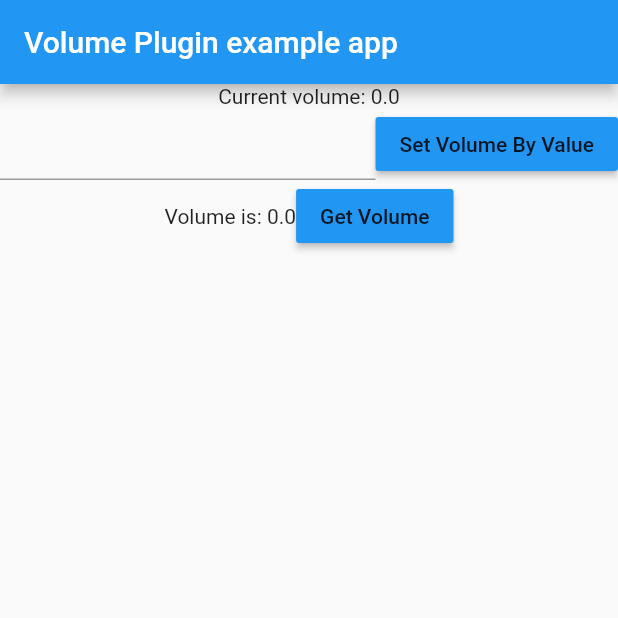
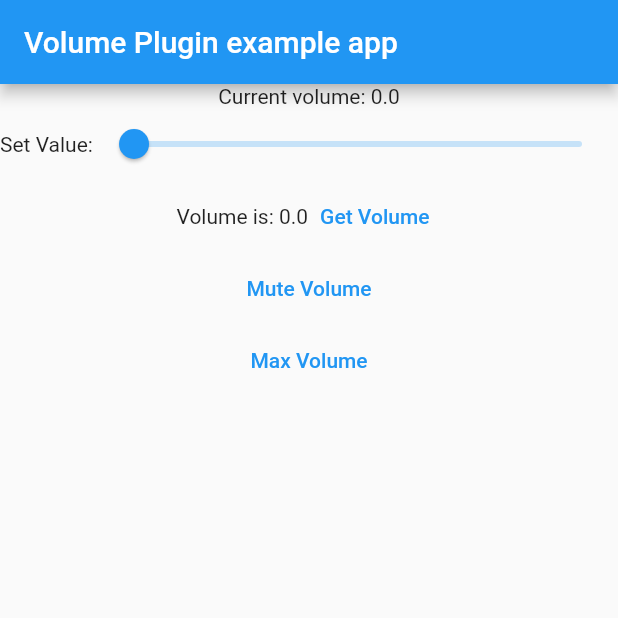
Before and after one commit to kurenai7968/volume_controller, a Flutter app: the screen it shows after launch, on a phone screen of 412 x 824 dp, the top half of it. Run offline on Flutter 3.47's test engine with Material 2 defaults, Android fonts, the phone set to English and light mode, and no system bars; missing offline and left inert: flutter_plugin.

Commit message:
Update main.dart

```diff
--- a/example/lib/main.dart
+++ b/example/lib/main.dart
@@ -1,6 +1,5 @@
 import 'package:flutter/material.dart';
-
-import 'package:volume_controller/volume_controller.dart';
+import 'package:flutter_plugin/flutter_plugin.dart';
 
 void main() {
   runApp(MyApp());
@@ -12,16 +11,17 @@ class MyApp extends StatefulWidget {
 }
 
 class _MyAppState extends State<MyApp> {
-  TextEditingController _textController = TextEditingController();
-  double _volume = 0;
+  double _volumeListenerValue = 0;
   double _getVolume = 0;
+  double _setVolumeValue = 0;
 
   @override
   void initState() {
     super.initState();
-    VolumeController.volumeListener.listen((volume) {
-      setState(() => _volume = volume);
+    FlutterPlugin.volumeListener.listen((volume) {
+      setState(() => _volumeListenerValue = volume);
     });
+    FlutterPlugin.getVolume().then((volume) => _setVolumeValue = volume);
   }
 
   @override
@@ -33,20 +33,21 @@ class _MyAppState extends State<MyApp> {
         ),
         body: Column(
           children: [
-            Text('Current volume: $_volume'),
+            Text('Current volume: $_volumeListenerValue'),
             Row(
               children: [
-                Flexible(child: TextField(controller: _textController)),
-                RaisedButton(
-                  color: Colors.blue,
-                  onPressed: () {
-                    if (_textController.text != '') {
-                      VolumeController.setVolume(
-                          double.parse(_textController.text));
+                Text('Set Value: '),
+                Flexible(
+                  child: Slider(
+                    min: 0,
+                    max: 1,
+                    onChanged: (double value) {
+                      _setVolumeValue = value;
+                      FlutterPlugin.setVolume(_setVolumeValue);
                       setState(() {});
-                    }
-                  },
-                  child: Text('Set Volume By Value'),
+                    },
+                    value: _setVolumeValue,
+                  ),
                 ),
               ],
             ),
@@ -54,15 +55,22 @@ class _MyAppState extends State<MyApp> {
               mainAxisAlignment: MainAxisAlignment.center,
               children: [
                 Text('Volume is: $_getVolume'),
-                RaisedButton(
-                  color: Colors.blue,
+                TextButton(
                   onPressed: () async {
-                    _getVolume = await VolumeController.getVolume();
+                    _getVolume = await FlutterPlugin.getVolume();
                     setState(() {});
                   },
                   child: Text('Get Volume'),
                 ),
               ],
+            ),
+            TextButton(
+              onPressed: () => FlutterPlugin.muteVolume(),
+              child: Text('Mute Volume'),
+            ),
+            TextButton(
+              onPressed: () => FlutterPlugin.maxVolume(),
+              child: Text('Max Volume'),
             ),
           ],
         ),
```
